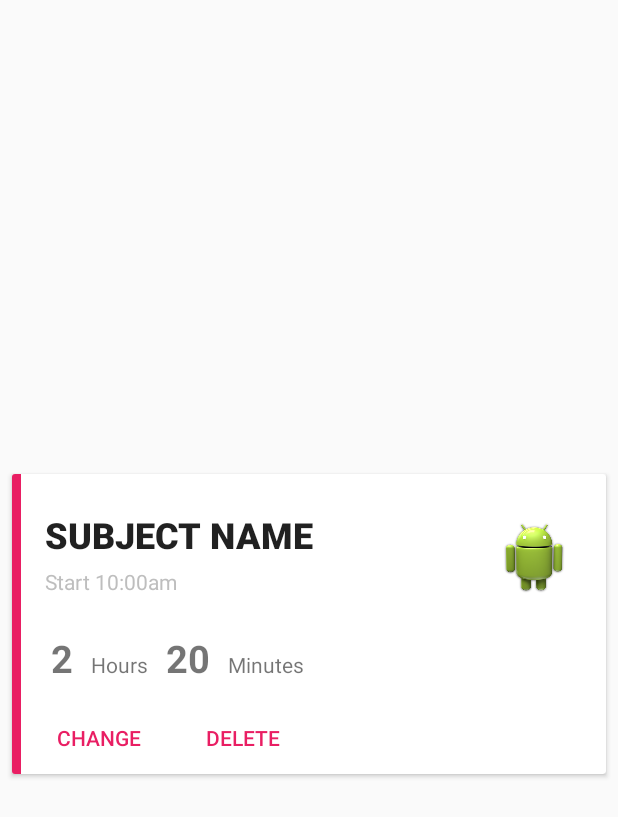
After one commit to coldBl00d/StudyApp, an Android app: the layout schedule_row.xml on its own in the app's theme, with its tools: preview values and no code run, on a phone screen of 412 x 824 dp. The commit adds this screen. Shown: the top 817 px of the screen. Run offline under Robolectric (Android 15) with nearby library versions, the phone set to English and light mode, and no system bars.

Commit message:
Added Running/Today Schedules layout

```diff
--- a/app/build.gradle
+++ b/app/build.gradle
@@ -25,4 +25,5 @@ dependencies {
     compile 'com.android.support:recyclerview-v7:21.0.+'
     compile 'com.android.support:cardview-v7:22.2.1'
     compile 'com.amulyakhare:com.amulyakhare.textdrawable:1.0.1'
+    compile project(':gson-2.3.1')
 }
--- a/app/src/main/java/com/nvworks/studyapp/Chrono.java
+++ b/app/src/main/java/com/nvworks/studyapp/Chrono.java
@@ -21,10 +21,10 @@ import android.widget.TextView;
  *      2.stopClock [Returns int array]
  *          stops the stopwatch
  *          Returns an array of format {hour,minute,seconds}
- *      3.onPause [Returns long]
+ *      3.pauseClock [Returns long]
  *          returns the pauseCorrection
  *          pass this to onResume when resuming the stopWatch
- *      4.onResume [void]
+ *      4.resumeClock [void]
  *          param:- pauseCorrection
  *
  *
--- /dev/null
+++ b/app/src/main/java/com/nvworks/studyapp/Schedule.java
@@ -0,0 +1,13 @@
+package com.nvworks.studyapp;
+
+/**
+ * Created by akhil on 9/4/2015.
+ */
+public class Schedule {
+    Chrono chronometer;
+    Subject subject;
+    Long startTime;
+    Long endTime;
+
+
+}
--- a/app/src/main/java/com/nvworks/studyapp/SubjectAdapter.java
+++ b/app/src/main/java/com/nvworks/studyapp/SubjectAdapter.java
@@ -7,6 +7,7 @@ import android.view.LayoutInflater;
 import android.view.View;
 import android.view.ViewGroup;
 import android.widget.ImageView;
+import android.widget.LinearLayout;
 import android.widget.TextView;
 
 import com.amulyakhare.textdrawable.TextDrawable;
@@ -20,8 +21,8 @@ import java.util.List;
  */
 public class SubjectAdapter extends RecyclerView.Adapter<SubjectAdapter.SubViewHolder> {
 
-    public static final int ICON_HEIGHT = 100;
-    public static final int ICON_WIDTH = 100;
+    public static final int ICON_HEIGHT = 150;
+    public static final int ICON_WIDTH = 150;
 
     private LayoutInflater inflater;
     private List<Subject> subjectList = Collections.emptyList();
@@ -40,6 +41,7 @@ public class SubjectAdapter extends RecyclerView.Adapter<SubjectAdapter.SubViewH
     @Override
     public SubViewHolder onCreateViewHolder(ViewGroup parent, int viewType) {
         View v =inflater.inflate(R.layout.subject_row,parent,false);
+        //View v = inflater.inflate(R.layout.schedule_row,parent,false);
         SubViewHolder viewHolder = new SubViewHolder(v);
         return viewHolder;
     }
@@ -56,6 +58,7 @@ public class SubjectAdapter extends RecyclerView.Adapter<SubjectAdapter.SubViewH
         color = colorGenerator.getColor(current.getName());
         drawable=TextDrawable.builder().beginConfig().width(ICON_WIDTH).height(ICON_HEIGHT).endConfig().buildRound(firstLetter, color);
         holder.icon.setImageDrawable(this.drawable);
+        //holder.bar.setBackgroundColor(color);
     }
 
 
@@ -68,11 +71,13 @@ public class SubjectAdapter extends RecyclerView.Adapter<SubjectAdapter.SubViewH
     {
         TextView name;
         ImageView icon;
+        LinearLayout bar;
 
         public SubViewHolder(View itemView) {
             super(itemView);
             name = (TextView) itemView.findViewById(R.id.subjectName);
-            icon = (ImageView) itemView.findViewById(R.id.iconView);
+            icon = (ImageView) itemView.findViewById(R.id.iconView); //schIcon
+            //bar=(LinearLayout)itemView.findViewById(R.id.divider);
         }
     }
 }
--- /dev/null
+++ b/app/src/main/res/layout/schedule_row.xml
@@ -0,0 +1,189 @@
+<?xml version="1.0" encoding="utf-8"?>
+<android.support.v7.widget.CardView xmlns:android="http://schemas.android.com/apk/res/android"
+    xmlns:app="http://schemas.android.com/apk/res-auto"
+    android:layout_width="match_parent"
+    android:layout_height="wrap_content"
+    android:layout_marginLeft="8dp"
+    android:layout_marginRight="8dp"
+    android:layout_marginTop="4dp"
+    android:elevation="@dimen/cardview_default_elevation"
+    android:layout_gravity="center">
+
+    <RelativeLayout
+        android:layout_width="wrap_content"
+        android:layout_height="200dp">
+
+        <RelativeLayout
+            android:id="@+id/relativelayout_bar"
+            android:layout_width="wrap_content"
+            android:layout_height="wrap_content">
+
+            <LinearLayout
+                android:id="@+id/divider"
+                android:layout_width="6dp"
+                android:layout_height="201dp"
+                android:background="@color/Accent"
+                android:orientation="vertical"></LinearLayout>
+
+        </RelativeLayout>
+
+        <RelativeLayout
+            android:id="@+id/scheduleTitleLayout"
+            android:layout_width="wrap_content"
+            android:layout_height="wrap_content"
+            android:layout_toRightOf="@+id/relativelayout_bar"
+            android:paddingBottom="16dp"
+            android:paddingLeft="16dp"
+            android:paddingRight="16dp"
+            android:paddingTop="24dp"
+
+            >
+
+            <TextView
+                android:id="@+id/scheduleTitle"
+                style="@style/TextAppearance.AppCompat.Title"
+
+                android:layout_width="wrap_content"
+                android:layout_height="wrap_content"
+                android:text="SUBJECT NAME"
+                android:textSize="24sp"
+                android:textStyle="bold" />
+
+            <!--<ImageView
+                android:layout_width="wrap_content"
+                android:layout_height="wrap_content"
+                android:layout_below="@+id/scheduleTitle"
+                android:src="@drawable/clock"
+                android:id="@+id/clockIcon"
+                android:paddingTop="1dp"
+
+                />-->
+
+            <TextView
+                android:id="@+id/startTime"
+                style="@style/TextAppearance.AppCompat.Subhead"
+                android:layout_width="wrap_content"
+                android:layout_height="wrap_content"
+                android:layout_below="@+id/scheduleTitle"
+                android:paddingTop="5dp"
+                android:text="Start 10:00am"
+                android:textColor="@android:color/secondary_text_dark"
+
+                android:textSize="14sp" />
+
+
+        </RelativeLayout>
+
+        <RelativeLayout
+            android:layout_width="wrap_content"
+            android:layout_height="wrap_content"
+            android:layout_below="@+id/schTimer"
+            android:layout_toRightOf="@id/relativelayout_bar"
+            android:paddingBottom="8dp"
+            android:paddingLeft="8dp"
+            android:paddingTop="8dp"
+            android:id="@+id/ActionCenter">
+
+            <Button
+                android:id="@+id/stpButton"
+                style="@style/Base.Widget.AppCompat.Button.Borderless"
+                android:layout_width="wrap_content"
+                android:layout_height="wrap_content"
+                android:text="Change"
+                android:textColor="@color/Accent" />
+
+            <Button
+                android:id="@+id/deletebtn"
+                style="@style/Base.Widget.AppCompat.Button.Borderless"
+                android:layout_width="wrap_content"
+                android:layout_height="wrap_content"
+                android:layout_marginLeft="8dp"
+                android:layout_toRightOf="@id/stpButton"
+                android:text="Delete"
+                android:textColor="@color/Accent" />
+
+        </RelativeLayout>
+
+        <RelativeLayout
+            android:layout_width="wrap_content"
+            android:layout_height="wrap_content"
+            android:layout_alignParentRight="true"
+            android:paddingRight="16dp"
+            android:paddingTop="24dp">
+
+
+            <ImageView
+                android:layout_width="wrap_content"
+                android:layout_height="wrap_content"
+                android:padding="8dp"
+                android:src="@drawable/ic_launcher"
+
+                android:id="@+id/schIcon" />
+
+        </RelativeLayout>
+
+        <RelativeLayout
+            android:id="@+id/schTimer"
+            android:layout_width="wrap_content"
+            android:layout_height="wrap_content"
+            android:layout_below="@id/scheduleTitleLayout"
+            android:layout_toRightOf="@+id/relativelayout_bar"
+            android:paddingLeft="16dp"
+            android:paddingRight="16dp"
+            android:paddingTop="4dp"
+            android:paddingBottom="4dp"
+
+
+
+
+            >
+
+            <TextView
+                android:layout_width="wrap_content"
+                android:layout_height="wrap_content"
+                android:text="2"
+                android:textSize="25sp"
+                android:padding="4dp"
+                android:id="@+id/schHour"
+                android:textStyle="bold"
+                />
+
+            <TextView
+                android:layout_width="wrap_content"
+                android:layout_height="wrap_content"
+                android:text="Hours"
+                android:layout_toRightOf="@+id/schHour"
+                android:paddingTop="16dp"
+                android:paddingLeft="8dp"
+                android:paddingRight="8dp"
+                android:gravity="bottom"
+                android:id="@+id/hourStatic"
+
+                />
+
+            <TextView
+                android:layout_width="wrap_content"
+                android:layout_height="wrap_content"
+                android:layout_toRightOf="@+id/hourStatic"
+                android:text="20"
+                android:textSize="25sp"
+                android:textStyle="bold"
+                android:padding="4dp"
+                android:id="@+id/schMins"
+                />
+
+            <TextView
+                android:layout_width="wrap_content"
+                android:layout_height="wrap_content"
+                android:id="@+id/staticMins"
+                android:text="Minutes"
+                android:layout_toRightOf="@id/schMins"
+                android:paddingTop="16dp"
+                android:paddingRight="8dp"
+                android:paddingLeft="8dp"
+                />
+
+            </RelativeLayout>
+
+    </RelativeLayout>
+</android.support.v7.widget.CardView>
--- a/app/src/main/res/layout/subject_row.xml
+++ b/app/src/main/res/layout/subject_row.xml
@@ -11,7 +11,7 @@
     android:layout_marginRight="2dp"
     android:layout_marginTop="0dp"
     card_view:cardCornerRadius="0dp"
-    card_view:cardElevation="5dp"
+    card_view:cardElevation="@dimen/cardview_default_elevation"
     card_view:cardPreventCornerOverlap="false"
     card_view:cardUseCompatPadding="true"
     card_view:contentPadding="10dp"
--- a/app/src/main/res/values/colors.xml
+++ b/app/src/main/res/values/colors.xml
@@ -6,4 +6,5 @@
     <color name="primaryText">#EDE7F6</color>
     <color name="backgrounds">#EDE7F6</color>
 
+
 </resources>
--- /dev/null
+++ b/gson-2.3.1/build.gradle
@@ -0,0 +1,2 @@
+configurations.create("default")
+artifacts.add("default", file('gson-2.3.1.jar'))
--- a/settings.gradle
+++ b/settings.gradle
@@ -1 +1 @@
-include ':app'
+include ':app', ':gson-2.3.1'
```
Also changed, not shown: app/src/main/res/drawable/clock.png (added), 3 other files.
